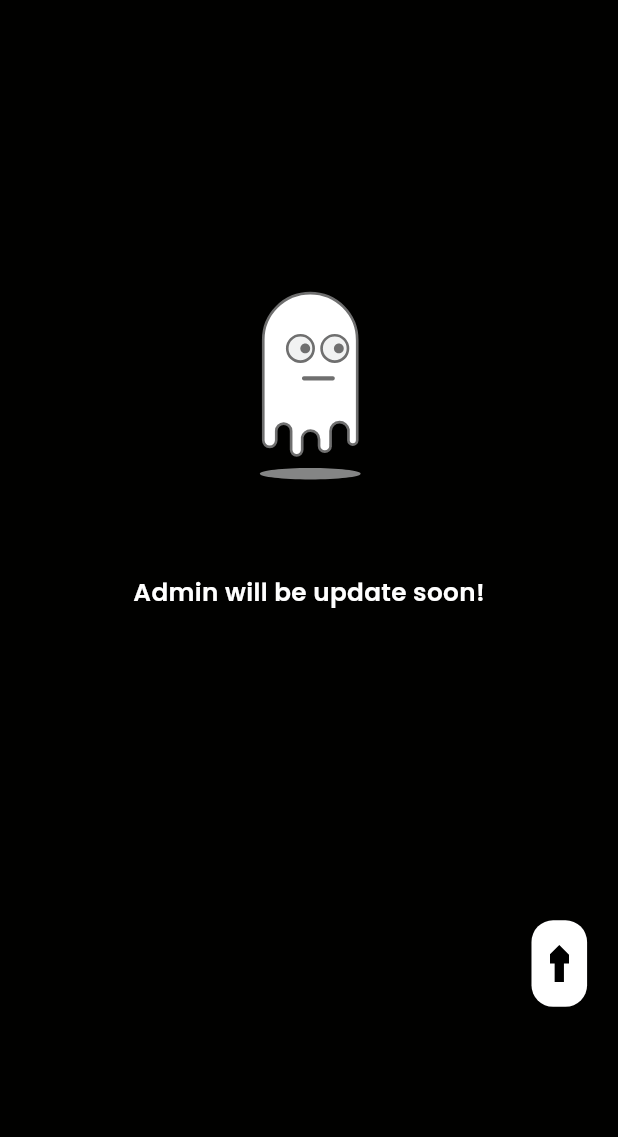
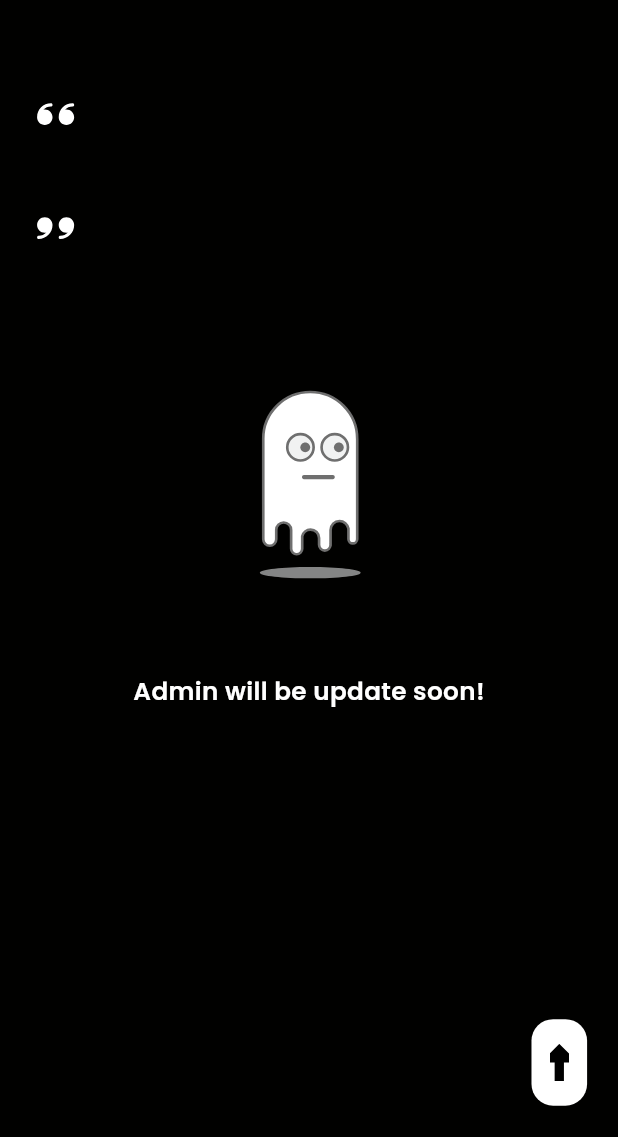
Before and after one commit to Imran200216/marvelapp, a Flutter app: the CharacterModelScreen screen opened directly with empty values, on a phone screen of 412 x 824 dp, the part 99-1236 px from its top. Run offline on Flutter 3.47's test engine with Material 3 defaults, Android fonts, the phone set to English and light mode, and no system bars; drawn by our look-alikes of animated_text_kit, liquid_pull_to_refresh; our stand-ins replace audioplayers, avatar_glow, cached_network_image, chewie, cloud_firestore, connectivity_plus and 19 more; missing offline and left inert: double_tap_to_exit, firebase_app_check, model_viewer_plus, neopop; accounts and stored records are empty; network calls fail.

```diff
--- a/lib/provider/app_required_providers/url_launcher_provider.dart
+++ b/lib/provider/app_required_providers/url_launcher_provider.dart
@@ -15,9 +15,9 @@ class UrlLauncherProvider with ChangeNotifier {
       }
     } catch (e) {
       // Handle any unexpected exceptions
-      ToastHelper.showErrorToast(
+      ToastHelper.showSuccessToast(
         context: context,
-        message: "Something went wrong. Please try again.",
+        message: "Soon it will be updated!",
       );
     }
   }
--- a/lib/screens/character_model_screen.dart
+++ b/lib/screens/character_model_screen.dart
@@ -172,18 +172,37 @@ class _CharacterModelScreenState extends State<CharacterModelScreen>
                                 width: size.width * 0.9,
                                 // Adjust width as needed
                                 child: DefaultTextStyle(
+                                  textAlign: TextAlign.start,
                                   style: TextStyle(
                                     fontSize: size.width * 0.07,
                                     fontWeight: FontWeight.w600,
                                     color: AppColors.secondaryColor,
                                     fontFamily: 'Poppins',
                                   ),
-                                  child: AnimatedTextKit(
-                                    isRepeatingAnimation: false,
-                                    repeatForever: false,
-                                    animatedTexts: [
-                                      TypewriterAnimatedText(
-                                        widget.characterQuotes,
+                                  child: Column(
+                                    crossAxisAlignment:
+                                        CrossAxisAlignment.start,
+                                    children: [
+                                      SvgPicture.asset(
+                                        "assets/images/svg/quotes-start-icon.svg",
+                                        height: size.height * 0.04,
+                                        color: AppColors.secondaryColor,
+                                        fit: BoxFit.cover,
+                                      ),
+                                      AnimatedTextKit(
+                                        isRepeatingAnimation: false,
+                                        repeatForever: true,
+                                        animatedTexts: [
+                                          TypewriterAnimatedText(
+                                            widget.characterQuotes,
+                                          ),
+                                        ],
+                                      ),
+                                      SvgPicture.asset(
+                                        "assets/images/svg/quotes-end-icon.svg",
+                                        height: size.height * 0.04,
+                                        color: AppColors.secondaryColor,
+                                        fit: BoxFit.cover,
                                       ),
                                     ],
                                   ),
--- a/lib/screens/get_started_screen.dart
+++ b/lib/screens/get_started_screen.dart
@@ -3,7 +3,6 @@ import 'package:flutter/material.dart';
 import 'package:marvelapp/constants/colors.dart';
 import 'package:marvelapp/provider/screens_providers/get_started_provider.dart';
 import 'package:marvelapp/screens/auth_selection_screen.dart';
-
 import 'package:marvelapp/screens/get_started_screens/get_started_screen1.dart';
 import 'package:marvelapp/screens/get_started_screens/get_started_screen2.dart';
 import 'package:marvelapp/screens/get_started_screens/get_started_screen3.dart';
--- a/lib/screens/get_started_screens/get_started_screen1.dart
+++ b/lib/screens/get_started_screens/get_started_screen1.dart
@@ -64,7 +64,7 @@ class GetStartedScreen1 extends StatelessWidget {
               /// subtitle
               Text(
                 textAlign: TextAlign.start,
-                "Embark on an epic journey through the Marvel Universe, where you'll meet iconic superheroes, terrifying villains, and witness legendary battles. Dive in and unleash your inner hero.",
+                "Embark on an epic journey through the Marvel Universe, where you'll meet iconic superheroes, terrifying villains, and witness legendary battles.",
                 style: TextStyle(
                   fontWeight: FontWeight.w500,
                   color: AppColors.subTitleColor,
--- a/lib/screens/get_started_screens/get_started_screen2.dart
+++ b/lib/screens/get_started_screens/get_started_screen2.dart
@@ -61,7 +61,7 @@ class GetStartedScreen2 extends StatelessWidget {
               /// subtitle
               Text(
                 textAlign: TextAlign.start,
-                "Get ready to experience the Marvel Universe like never before. Whether you're a longtime fan or new to the world of superheroes, your adventure is just beginning—start now!",
+                "Whether you're a longtime fan or new to the world of superheroes, your adventure is just beginning—start now!",
                 style: TextStyle(
                   fontWeight: FontWeight.w500,
                   color: AppColors.subTitleColor,
```
Also changed, not shown: lib/screens/about_app_details_screen.dart (+4 -4 lines), assets/images/svg/quotes-end-icon.svg (added), assets/images/svg/quotes-start-icon.svg (added).
